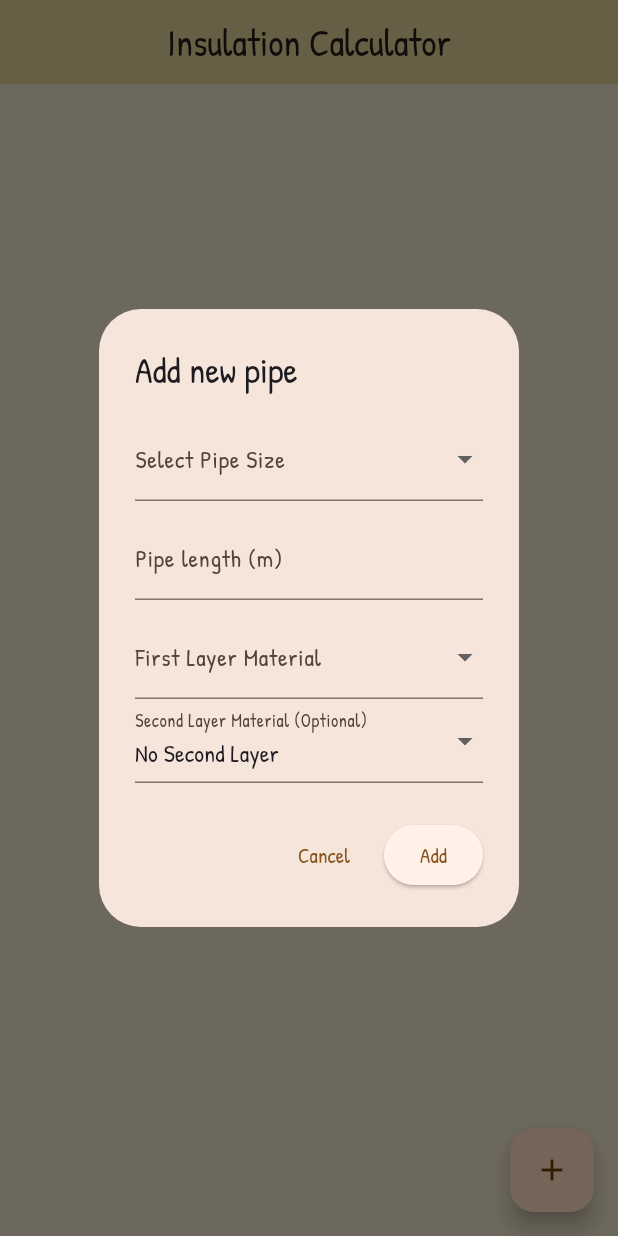
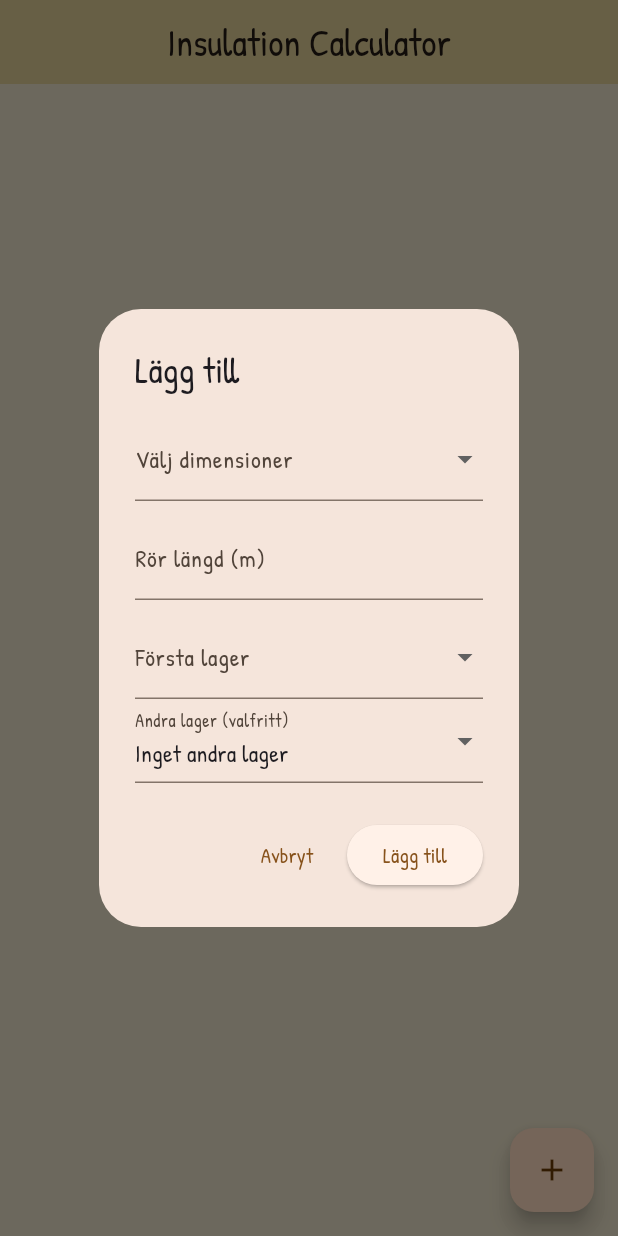
Before and after one commit to jockeBjers/insulation_app, a Flutter app: the screen it shows after launch, after a tap on the "add" icon, on a phone screen of 412 x 824 dp. Run offline on Flutter 3.47's test engine with Material 3 defaults, Android fonts, the phone set to English and light mode, and no system bars; our stand-ins replace google_fonts.

Commit message:
Change the printout in the listview

```diff
--- a/lib/Pages/home_page.dart
+++ b/lib/Pages/home_page.dart
@@ -91,14 +91,12 @@ class _HomePageState extends State<HomePage> {
             margin: EdgeInsets.only(left: 10, right: 10, top: 16),
             child: ListTile(
               title: Text(
-                  style: TextStyle(fontSize: 22), "Pipe: ${pipe.size.label}"),
+                  style: TextStyle(fontSize: 22), "Rör: ${pipe.size.label}"),
               subtitle: Text(
                 style: TextStyle(fontSize: 18),
-                "Length: ${pipe.length}m • Material: ${pipe.firstLayerMaterial.name}\n"
-                "First Layer: ${pipe.getFirstLayerArea().ceil()} m², Rolls: ${pipe.getFirstLayerRolls().ceil()}\n"
-                "${pipe.secondLayerMaterial != null ? "Second Layer (${pipe.secondLayerMaterial!.name}): ${pipe.getSecondLayerArea().ceil()} m², Rolls: ${pipe.getSecondLayerRolls().ceil()}\n" : ""}"
-                "Total Insulation: ${pipe.getTotalArea().ceil()} m²\n"
-                "Total Rolls Needed: ${pipe.getTotalRolls().ceil()}",
+                "Längd: ${pipe.length}m\n"
+                "Första lager: (${pipe.firstLayerMaterial!.name}): ${pipe.getFirstLayerArea().ceil()} m², Bunt: ${pipe.getFirstLayerRolls().ceil()}\n"
+                "${pipe.secondLayerMaterial != null ? "Andra lager (${pipe.secondLayerMaterial!.name}): ${pipe.getSecondLayerArea().ceil()} m², Bunt: ${pipe.getSecondLayerRolls().ceil()}" : ""}",
               ),
               trailing: IconButton(
                 icon: Icon(Icons.delete, color: Colors.red),
--- a/lib/util/add_pipe_dialog_box.dart
+++ b/lib/util/add_pipe_dialog_box.dart
@@ -16,7 +16,7 @@ class AddPipeDialog extends StatelessWidget {
   final TextEditingController lengthController = TextEditingController();
 
     return AlertDialog(
-      title: Text("Add new pipe"),
+      title: Text("Lägg till"),
       content: Column(
         mainAxisSize: MainAxisSize.min,
         children: [
@@ -32,7 +32,7 @@ class AddPipeDialog extends StatelessWidget {
             onChanged: (value) {
               selectedSize = value;
             },
-            decoration: InputDecoration(labelText: "Select Pipe Size"),
+            decoration: InputDecoration(labelText: "Välj dimensioner"),
           ),
 
           SizedBox(height: 10),
@@ -41,7 +41,7 @@ class AddPipeDialog extends StatelessWidget {
           TextField(
             controller: lengthController,
             keyboardType: TextInputType.number,
-            decoration: InputDecoration(labelText: "Pipe length (m)"),
+            decoration: InputDecoration(labelText: "Rör längd (m)"),
           ),
 
           SizedBox(height: 10),
@@ -59,7 +59,7 @@ class AddPipeDialog extends StatelessWidget {
             onChanged: (value) {
               selectedFirstLayer = value;
             },
-            decoration: InputDecoration(labelText: "First Layer Material"),
+            decoration: InputDecoration(labelText: "Första lager"),
           ),
 
           DropdownButtonFormField<InsulationType?>(
@@ -67,7 +67,7 @@ class AddPipeDialog extends StatelessWidget {
             items: [
               DropdownMenuItem<InsulationType?>(
                 value: null,
-                child: Text("No Second Layer"),
+                child: Text("Inget andra lager"),
               ),
               ...materials.map((mat) {
                 return DropdownMenuItem<InsulationType?>(
@@ -80,13 +80,13 @@ class AddPipeDialog extends StatelessWidget {
               selectedSecondLayer = value;
             },
             decoration:
-                InputDecoration(labelText: "Second Layer Material (Optional)"),
+                InputDecoration(labelText: "Andra lager (valfritt)"),
           ),
         ],
       ),
       actions: [
         TextButton(
-            onPressed: () => Navigator.pop(context), child: Text("Cancel")),
+            onPressed: () => Navigator.pop(context), child: Text("Avbryt")),
         ElevatedButton(
           onPressed: () {
             if (selectedSize != null &&
@@ -98,7 +98,7 @@ class AddPipeDialog extends StatelessWidget {
               Navigator.pop(context);
             }
           },
-          child: Text("Add"),
+          child: Text("Lägg till"),
         ),
       ],
     );
```
